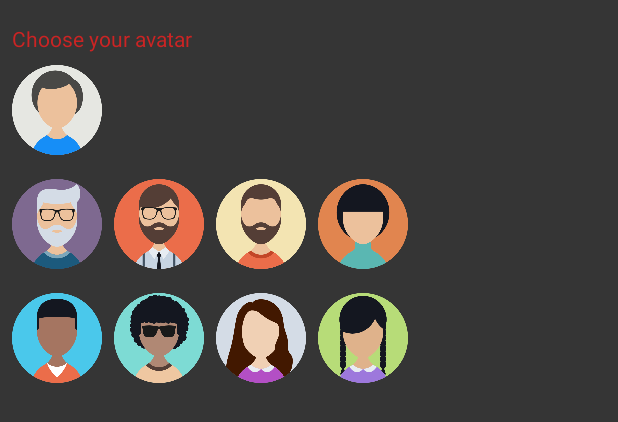
After one commit to tryn2hard/Capstone-Project, an Android app: the layout avatar_dialog.xml on its own in the app's theme, with its tools: preview values and no code run, on a phone screen of 412 x 824 dp. The commit adds this screen. Shown: the top 422 px of the screen. Run offline under Robolectric (Android 15) with nearby library versions, the phone set to English and light mode, and no system bars.

Commit message:
added avatar selection

```diff
--- a/app/src/main/AndroidManifest.xml
+++ b/app/src/main/AndroidManifest.xml
@@ -3,6 +3,7 @@
     package="com.example.robot.pockettally">
 
     <uses-permission android:name="android.permission.VIBRATE" />
+
     <application
         android:icon="@mipmap/ic_launcher"
         android:roundIcon="@mipmap/ic_launcher_round"
@@ -21,6 +22,7 @@
         </activity>
         <activity
             android:name=".HowToPlayActivity"
+            android:screenOrientation="portrait"
             android:parentActivityName=".DartsGameActivity">
             <meta-data
                 android:name="android.support.PARENT_ACTIVITY"
--- a/app/src/main/java/com/example/robot/pockettally/DartsGameActivity.java
+++ b/app/src/main/java/com/example/robot/pockettally/DartsGameActivity.java
@@ -32,7 +32,11 @@ public class DartsGameActivity extends AppCompatActivity {
                     .add(R.id.player_2_container, player2Frag )
                     .commit();
 
+
+
         }
+
+
 
     }
 
--- a/app/src/main/res/drawable/tally_no_marks.xml
+++ b/app/src/main/res/drawable/tally_no_marks.xml
@@ -9,8 +9,8 @@
             </stroke>
 
             <size
-                android:width="30dp"
-                android:height="30dp" />
+                android:width="40dp"
+                android:height="40dp" />
         </shape>
 
     </item>
--- a/app/src/main/res/drawable/tally_one_mark.xml
+++ b/app/src/main/res/drawable/tally_one_mark.xml
@@ -9,8 +9,8 @@
             </stroke>
 
             <size
-                android:width="30dp"
-                android:height="30dp" />
+                android:width="40dp"
+                android:height="40dp" />
         </shape>
 
     </item>
--- a/app/src/main/res/drawable/tally_three_marks.xml
+++ b/app/src/main/res/drawable/tally_three_marks.xml
@@ -9,8 +9,8 @@
             </stroke>
 
             <size
-                android:width="30dp"
-                android:height="30dp" />
+                android:width="40dp"
+                android:height="40dp" />
         </shape>
 
     </item>
--- a/app/src/main/res/drawable/tally_two_marks.xml
+++ b/app/src/main/res/drawable/tally_two_marks.xml
@@ -9,8 +9,8 @@
             </stroke>
 
             <size
-                android:width="30dp"
-                android:height="30dp" />
+                android:width="40dp"
+                android:height="40dp" />
         </shape>
 
     </item>
--- a/app/src/main/res/layout/activity_how_to_play.xml
+++ b/app/src/main/res/layout/activity_how_to_play.xml
@@ -10,14 +10,12 @@
         android:layout_width="match_parent"
         android:layout_height="wrap_content"
         android:background="?android:attr/listDivider"
-        app:layout_anchor="@+id/toolbar"
         app:layout_anchorGravity="bottom|center" />
 
     <android.support.v4.widget.NestedScrollView
         android:layout_width="match_parent"
         android:layout_height="wrap_content"
         app:layout_behavior="android.support.design.widget.AppBarLayout$ScrollingViewBehavior"
-        app:layout_constraintTop_toBottomOf="@+id/toolbar"
         android:paddingBottom="@dimen/toolbar_offset">
 
         <LinearLayout
--- /dev/null
+++ b/app/src/main/res/layout/avatar_dialog.xml
@@ -0,0 +1,118 @@
+<?xml version="1.0" encoding="utf-8"?>
+<android.support.constraint.ConstraintLayout xmlns:android="http://schemas.android.com/apk/res/android"
+    xmlns:app="http://schemas.android.com/apk/res-auto"
+    xmlns:tools="http://schemas.android.com/tools"
+    android:layout_width="wrap_content"
+    android:layout_height="wrap_content">
+
+    <TextView
+        android:id="@+id/textView"
+        android:layout_width="wrap_content"
+        android:layout_height="wrap_content"
+        android:layout_marginEnd="8dp"
+        android:layout_marginStart="8dp"
+        android:layout_marginTop="16dp"
+        android:text="Choose your avatar"
+        android:textColor="@color/buttonRed1"
+        app:layout_constraintEnd_toEndOf="parent"
+        app:layout_constraintHorizontal_bias="0.0"
+        app:layout_constraintStart_toStartOf="parent"
+        app:layout_constraintTop_toTopOf="parent" />
+
+    <ImageView
+        android:id="@+id/avatar_man"
+        android:layout_width="60dp"
+        android:layout_height="60dp"
+        android:layout_marginTop="16dp"
+        android:src="@drawable/man"
+        app:layout_constraintStart_toStartOf="@+id/avatar_man_3"
+        app:layout_constraintTop_toBottomOf="@+id/avatar_man_3" />
+
+
+    <ImageView
+        android:id="@+id/avatar_man_1"
+        android:layout_width="60dp"
+        android:layout_height="60dp"
+        android:layout_marginStart="8dp"
+        android:src="@drawable/man_1"
+        app:layout_constraintStart_toEndOf="@+id/avatar_man"
+        app:layout_constraintTop_toTopOf="@+id/avatar_man" />
+
+
+    <ImageView
+        android:id="@+id/avatar_man_2"
+        android:layout_width="60dp"
+        android:layout_height="60dp"
+        android:layout_marginStart="8dp"
+        android:src="@drawable/man_2"
+        app:layout_constraintStart_toEndOf="@+id/avatar_man_1"
+        app:layout_constraintTop_toTopOf="@+id/avatar_man_1" />
+
+    <ImageView
+        android:id="@+id/avatar_man_3"
+        android:layout_width="60dp"
+        android:layout_height="60dp"
+        android:layout_marginTop="8dp"
+        android:src="@drawable/man_3"
+        app:layout_constraintStart_toStartOf="@+id/textView"
+        app:layout_constraintTop_toBottomOf="@+id/textView" />
+
+    <ImageView
+        android:id="@+id/avatar_man_4"
+        android:layout_width="60dp"
+        android:layout_height="60dp"
+        android:layout_marginEnd="8dp"
+        android:layout_marginStart="8dp"
+        android:src="@drawable/man_4"
+        app:layout_constraintEnd_toEndOf="parent"
+        app:layout_constraintStart_toEndOf="@+id/avatar_man_2"
+        app:layout_constraintTop_toTopOf="@+id/avatar_man_2" />
+
+    <ImageView
+        android:id="@+id/avatar_man_5"
+        android:layout_width="60dp"
+        android:layout_height="60dp"
+        android:layout_marginBottom="8dp"
+        android:layout_marginTop="16dp"
+        android:src="@drawable/man_5"
+        app:layout_constraintBottom_toBottomOf="parent"
+        app:layout_constraintStart_toStartOf="@+id/avatar_man"
+        app:layout_constraintTop_toBottomOf="@+id/avatar_man" />
+
+    <ImageView
+        android:id="@+id/avatar_man_6"
+        android:layout_width="60dp"
+        android:layout_height="60dp"
+        android:layout_marginStart="8dp"
+        android:src="@drawable/man_6"
+        app:layout_constraintStart_toEndOf="@+id/avatar_man_5"
+        app:layout_constraintTop_toTopOf="@+id/avatar_man_5" />
+
+    <ImageView
+        android:id="@+id/avatar_woman"
+        android:layout_width="60dp"
+        android:layout_height="60dp"
+        android:layout_marginBottom="8dp"
+        android:layout_marginEnd="8dp"
+        android:layout_marginStart="8dp"
+        android:src="@drawable/woman"
+        app:layout_constraintBottom_toBottomOf="@+id/avatar_woman_1"
+        app:layout_constraintEnd_toEndOf="parent"
+        app:layout_constraintHorizontal_bias="0.0"
+        app:layout_constraintStart_toEndOf="@+id/avatar_woman_1"
+        app:layout_constraintTop_toTopOf="@+id/avatar_woman_1"
+        app:layout_constraintVertical_bias="0.0" />
+
+    <ImageView
+        android:id="@+id/avatar_woman_1"
+        android:layout_width="60dp"
+        android:layout_height="60dp"
+        android:layout_marginBottom="8dp"
+        android:layout_marginStart="8dp"
+        android:src="@drawable/woman_1"
+        app:layout_constraintBottom_toBottomOf="@+id/avatar_man_6"
+        app:layout_constraintStart_toEndOf="@+id/avatar_man_6"
+        app:layout_constraintTop_toTopOf="@+id/avatar_man_6"
+        app:layout_constraintVertical_bias="0.0" />
+
+</android.support.constraint.ConstraintLayout>
--- a/app/src/main/res/layout/fragment_player.xml
+++ b/app/src/main/res/layout/fragment_player.xml
@@ -105,6 +105,7 @@
         android:layout_gravity="center_horizontal"
         android:gravity="center_horizontal"
         android:text="0"
+        android:textColor="@color/text_primary"
         android:textSize="36sp" />
 
     <View
--- a/app/src/main/res/values/styles.xml
+++ b/app/src/main/res/values/styles.xml
@@ -11,7 +11,7 @@
     <!-- dart game activity action bar styles -->
     <style name="ActionBar.Solid.DartsGame" parent="@style/Widget.AppCompat.Light.ActionBar.Solid.Inverse">
         <item name="displayOptions">useLogo|showHome</item>
-        <item name="logo">@drawable/logo_outline</item>
+        <item name="logo">@drawable/logo_white</item>
     </style>
 
     <style name="AppTheme.DartGame" parent="@style/AppTheme">
```
Also changed, not shown: app/src/main/java/com/example/robot/pockettally/PlayerFragment.java (+99 -8 lines), app/src/main/res/layout/activity_darts_game.xml (+14 -7 lines), app/src/main/res/drawable/logo_outline.png (deleted), app/src/main/res/drawable/logo_white.png (added), app/src/main/res/drawable/man_5.png (renamed from app/src/main/res/drawable/boy.png), app/src/main/res/drawable/man_6.png (renamed from app/src/main/res/drawable/boy_1.png), app/src/main/res/drawable/woman.png (renamed from app/src/main/res/drawable/girl.png), app/src/main/res/drawable/woman_1.png (renamed from app/src/main/res/drawable/girl_1.png).
